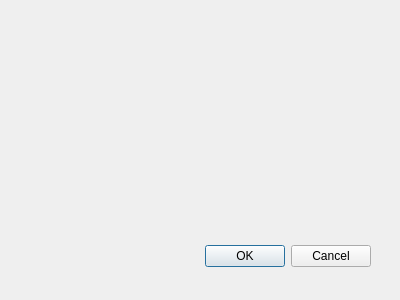
Before: the Qt Designer form 02-BaseLighting/04-material/material.ui in WeiMuYang/rendering-tool, drawn with Qt 5.
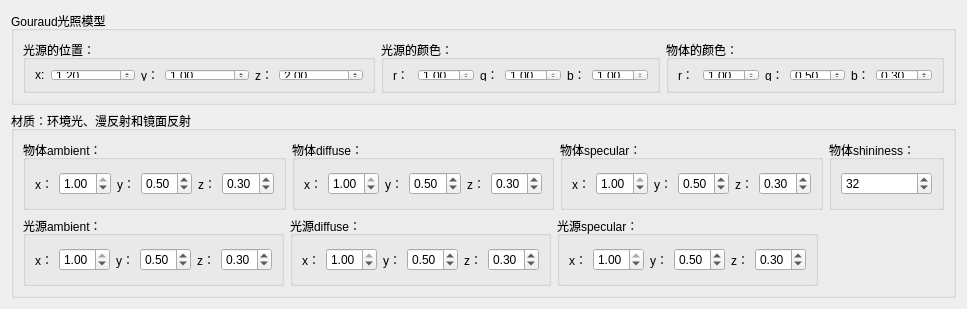
After: the same form once the commit is applied.

```diff
--- a/02-BaseLighting/04-material/material.ui
+++ b/02-BaseLighting/04-material/material.ui
@@ -8,29 +8,849 @@
    <rect>
     <x>0</x>
     <y>0</y>
-    <width>400</width>
-    <height>300</height>
+    <width>808</width>
+    <height>309</height>
    </rect>
   </property>
   <property name="windowTitle">
    <string>Dialog</string>
   </property>
-  <widget name="buttonBox" class="QDialogButtonBox">
-   <property name="geometry">
-    <rect>
-     <x>30</x>
-     <y>240</y>
-     <width>341</width>
-     <height>32</height>
-    </rect>
-   </property>
-   <property name="orientation">
-    <enum>Qt::Horizontal</enum>
-   </property>
-   <property name="standardButtons">
-    <set>QDialogButtonBox::Cancel|QDialogButtonBox::Ok</set>
-   </property>
-  </widget>
+  <layout class="QVBoxLayout" name="verticalLayout_4" stretch="1,2">
+   <item>
+    <widget class="QGroupBox" name="PhongLightBox">
+     <property name="minimumSize">
+      <size>
+       <width>0</width>
+       <height>50</height>
+      </size>
+     </property>
+     <property name="title">
+      <string>Gouraud光照模型</string>
+     </property>
+     <layout class="QVBoxLayout" name="verticalLayout">
+      <item>
+       <layout class="QVBoxLayout" name="verticalLayout_2">
+        <item>
+         <layout class="QHBoxLayout" name="horizontalLayout_3">
+          <item>
+           <widget class="QGroupBox" name="colorUniformBox_6">
+            <property name="minimumSize">
+             <size>
+              <width>0</width>
+              <height>50</height>
+             </size>
+            </property>
+            <property name="title">
+             <string>光源的位置：</string>
+            </property>
+            <layout class="QHBoxLayout" name="horizontalLayout_9" stretch="1,3,1,3,1,3">
+             <item>
+              <widget class="QLabel" name="label_21">
+               <property name="text">
+                <string>x:</string>
+               </property>
+              </widget>
+             </item>
+             <item>
+              <widget class="QDoubleSpinBox" name="Pos_X_SpinBox">
+               <property name="minimum">
+                <double>-10000.000000000000000</double>
+               </property>
+               <property name="maximum">
+                <double>1000000.000000000000000</double>
+               </property>
+               <property name="singleStep">
+                <double>0.100000000000000</double>
+               </property>
+               <property name="value">
+                <double>1.200000000000000</double>
+               </property>
+              </widget>
+             </item>
+             <item>
+              <widget class="QLabel" name="label_22">
+               <property name="text">
+                <string>y：</string>
+               </property>
+              </widget>
+             </item>
+             <item>
+              <widget class="QDoubleSpinBox" name="Pos_Y_SpinBox">
+               <property name="minimum">
+                <double>-10000.000000000000000</double>
+               </property>
+               <property name="maximum">
+                <double>1000000.000000000000000</double>
+               </property>
+               <property name="singleStep">
+                <double>0.100000000000000</double>
+               </property>
+               <property name="value">
+                <double>1.000000000000000</double>
+               </property>
+              </widget>
+             </item>
+             <item>
+              <widget class="QLabel" name="label_23">
+               <property name="text">
+                <string>z：</string>
+               </property>
+              </widget>
+             </item>
+             <item>
+              <widget class="QDoubleSpinBox" name="Pos_Z_SpinBox">
+               <property name="minimum">
+                <double>-10000.000000000000000</double>
+               </property>
+               <property name="maximum">
+                <double>1000000.000000000000000</double>
+               </property>
+               <property name="singleStep">
+                <double>0.100000000000000</double>
+               </property>
+               <property name="value">
+                <double>2.000000000000000</double>
+               </property>
+              </widget>
+             </item>
+            </layout>
+           </widget>
+          </item>
+          <item>
+           <widget class="QGroupBox" name="colorUniformBox_2">
+            <property name="minimumSize">
+             <size>
+              <width>0</width>
+              <height>50</height>
+             </size>
+            </property>
+            <property name="title">
+             <string>光源的颜色：</string>
+            </property>
+            <layout class="QHBoxLayout" name="horizontalLayout_5" stretch="1,3,1,3,1,3">
+             <item>
+              <widget class="QLabel" name="label_9">
+               <property name="text">
+                <string>r：</string>
+               </property>
+              </widget>
+             </item>
+             <item>
+              <widget class="QDoubleSpinBox" name="Light_X_SpinBox">
+               <property name="minimum">
+                <double>0.000000000000000</double>
+               </property>
+               <property name="maximum">
+                <double>1.000000000000000</double>
+               </property>
+               <property name="singleStep">
+                <double>0.100000000000000</double>
+               </property>
+               <property name="value">
+                <double>1.000000000000000</double>
+               </property>
+              </widget>
+             </item>
+             <item>
+              <widget class="QLabel" name="label_10">
+               <property name="text">
+                <string>g：</string>
+               </property>
+              </widget>
+             </item>
+             <item>
+              <widget class="QDoubleSpinBox" name="Light_Y_SpinBox">
+               <property name="minimum">
+                <double>0.000000000000000</double>
+               </property>
+               <property name="maximum">
+                <double>1.000000000000000</double>
+               </property>
+               <property name="singleStep">
+                <double>0.100000000000000</double>
+               </property>
+               <property name="value">
+                <double>1.000000000000000</double>
+               </property>
+              </widget>
+             </item>
+             <item>
+              <widget class="QLabel" name="label_11">
+               <property name="text">
+                <string>b：</string>
+               </property>
+              </widget>
+             </item>
+             <item>
+              <widget class="QDoubleSpinBox" name="Light_Z_SpinBox">
+               <property name="minimum">
+                <double>0.000000000000000</double>
+               </property>
+               <property name="maximum">
+                <double>1.000000000000000</double>
+               </property>
+               <property name="singleStep">
+                <double>0.100000000000000</double>
+               </property>
+               <property name="value">
+                <double>1.000000000000000</double>
+               </property>
+              </widget>
+             </item>
+            </layout>
+           </widget>
+          </item>
+          <item>
+           <widget class="QGroupBox" name="colorUniformBox_3">
+            <property name="minimumSize">
+             <size>
+              <width>0</width>
+              <height>50</height>
+             </size>
+            </property>
+            <property name="title">
+             <string>物体的颜色：</string>
+            </property>
+            <layout class="QHBoxLayout" name="horizontalLayout_6" stretch="1,3,1,3,1,3">
+             <item>
+              <widget class="QLabel" name="label_12">
+               <property name="text">
+                <string>r：</string>
+               </property>
+              </widget>
+             </item>
+             <item>
+              <widget class="QDoubleSpinBox" name="Obj_X_SpinBox">
+               <property name="minimum">
+                <double>0.000000000000000</double>
+               </property>
+               <property name="maximum">
+                <double>1.000000000000000</double>
+               </property>
+               <property name="singleStep">
+                <double>0.100000000000000</double>
+               </property>
+               <property name="value">
+                <double>1.000000000000000</double>
+               </property>
+              </widget>
+             </item>
+             <item>
+              <widget class="QLabel" name="label_13">
+               <property name="text">
+                <string>g：</string>
+               </property>
+              </widget>
+             </item>
+             <item>
+              <widget class="QDoubleSpinBox" name="Obj_Y_SpinBox">
+               <property name="minimum">
+                <double>0.000000000000000</double>
+               </property>
+               <property name="maximum">
+                <double>1.000000000000000</double>
+               </property>
+               <property name="singleStep">
+                <double>0.100000000000000</double>
+               </property>
+               <property name="value">
+                <double>0.500000000000000</double>
+               </property>
+              </widget>
+             </item>
+             <item>
+              <widget class="QLabel" name="label_14">
+               <property name="text">
+                <string>b：</string>
+               </property>
+              </widget>
+             </item>
+             <item>
+              <widget class="QDoubleSpinBox" name="Obj_Z_SpinBox">
+               <property name="minimum">
+                <double>0.000000000000000</double>
+               </property>
+               <property name="maximum">
+                <double>1.000000000000000</double>
+               </property>
+               <property name="singleStep">
+                <double>0.100000000000000</double>
+               </property>
+               <property name="value">
+                <double>0.300000000000000</double>
+               </property>
+              </widget>
+             </item>
+            </layout>
+           </widget>
+          </item>
+         </layout>
+        </item>
+       </layout>
+      </item>
+     </layout>
+    </widget>
+   </item>
+   <item>
+    <widget class="QGroupBox" name="colorUniformBox_5">
+     <property name="minimumSize">
+      <size>
+       <width>0</width>
+       <height>50</height>
+      </size>
+     </property>
+     <property name="title">
+      <string>材质：环境光、漫反射和镜面反射</string>
+     </property>
+     <layout class="QVBoxLayout" name="verticalLayout_3">
+      <item>
+       <layout class="QHBoxLayout" name="horizontalLayout" stretch="3,3,3,1">
+        <item>
+         <widget class="QGroupBox" name="colorUniformBox_4">
+          <property name="minimumSize">
+           <size>
+            <width>0</width>
+            <height>50</height>
+           </size>
+          </property>
+          <property name="title">
+           <string>物体ambient：</string>
+          </property>
+          <layout class="QHBoxLayout" name="horizontalLayout_7" stretch="1,3,1,3,1,3">
+           <item>
+            <widget class="QLabel" name="label_15">
+             <property name="text">
+              <string>x：</string>
+             </property>
+            </widget>
+           </item>
+           <item>
+            <widget class="QDoubleSpinBox" name="objAm_X_SpinBox">
+             <property name="minimum">
+              <double>0.000000000000000</double>
+             </property>
+             <property name="maximum">
+              <double>1.000000000000000</double>
+             </property>
+             <property name="singleStep">
+              <double>0.100000000000000</double>
+             </property>
+             <property name="value">
+              <double>1.000000000000000</double>
+             </property>
+            </widget>
+           </item>
+           <item>
+            <widget class="QLabel" name="label_16">
+             <property name="text">
+              <string>y：</string>
+             </property>
+            </widget>
+           </item>
+           <item>
+            <widget class="QDoubleSpinBox" name="objAm_Y_SpinBox">
+             <property name="minimum">
+              <double>0.000000000000000</double>
+             </property>
+             <property name="maximum">
+              <double>1.000000000000000</double>
+             </property>
+             <property name="singleStep">
+              <double>0.100000000000000</double>
+             </property>
+             <property name="value">
+              <double>0.500000000000000</double>
+             </property>
+            </widget>
+           </item>
+           <item>
+            <widget class="QLabel" name="label_17">
+             <property name="text">
+              <string>z：</string>
+             </property>
+            </widget>
+           </item>
+           <item>
+            <widget class="QDoubleSpinBox" name="objAm_Z_SpinBox">
+             <property name="minimum">
+              <double>0.000000000000000</double>
+             </property>
+             <property name="maximum">
+              <double>1.000000000000000</double>
+             </property>
+             <property name="singleStep">
+              <double>0.100000000000000</double>
+             </property>
+             <property name="value">
+              <double>0.300000000000000</double>
+             </property>
+            </widget>
+           </item>
+          </layout>
+         </widget>
+        </item>
+        <item>
+         <widget class="QGroupBox" name="colorUniformBox_10">
+          <property name="minimumSize">
+           <size>
+            <width>0</width>
+            <height>50</height>
+           </size>
+          </property>
+          <property name="title">
+           <string>物体diffuse：</string>
+          </property>
+          <layout class="QHBoxLayout" name="horizontalLayout_12" stretch="1,3,1,3,1,3">
+           <item>
+            <widget class="QLabel" name="label_31">
+             <property name="text">
+              <string>x：</string>
+             </property>
+            </widget>
+           </item>
+           <item>
+            <widget class="QDoubleSpinBox" name="objDi_X_SpinBox">
+             <property name="minimum">
+              <double>0.000000000000000</double>
+             </property>
+             <property name="maximum">
+              <double>1.000000000000000</double>
+             </property>
+             <property name="singleStep">
+              <double>0.100000000000000</double>
+             </property>
+             <property name="value">
+              <double>1.000000000000000</double>
+             </property>
+            </widget>
+           </item>
+           <item>
+            <widget class="QLabel" name="label_32">
+             <property name="text">
+              <string>y：</string>
+             </property>
+            </widget>
+           </item>
+           <item>
+            <widget class="QDoubleSpinBox" name="objDi_Y_SpinBox">
+             <property name="minimum">
+              <double>0.000000000000000</double>
+             </property>
+             <property name="maximum">
+              <double>1.000000000000000</double>
+             </property>
+             <property name="singleStep">
+              <double>0.100000000000000</double>
+             </property>
+             <property name="value">
+              <double>0.500000000000000</double>
+             </property>
+            </widget>
+           </item>
+           <item>
+            <widget class="QLabel" name="label_33">
+             <property name="text">
+              <string>z：</string>
+             </property>
+            </widget>
+           </item>
+           <item>
+            <widget class="QDoubleSpinBox" name="objDi_Z_SpinBox">
+             <property name="minimum">
+              <double>0.000000000000000</double>
+             </property>
+             <property name="maximum">
+              <double>1.000000000000000</double>
+             </property>
+             <property name="singleStep">
+              <double>0.100000000000000</double>
+             </property>
+             <property name="value">
+              <double>0.300000000000000</double>
+             </property>
+            </widget>
+           </item>
+          </layout>
+         </widget>
+        </item>
+        <item>
+         <widget class="QGroupBox" name="colorUniformBox_11">
+          <property name="minimumSize">
+           <size>
+            <width>0</width>
+            <height>50</height>
+           </size>
+          </property>
+          <property name="title">
+           <string>物体specular：</string>
+          </property>
+          <layout class="QHBoxLayout" name="horizontalLayout_14" stretch="1,3,1,3,1,3">
+           <item>
+            <widget class="QLabel" name="label_34">
+             <property name="text">
+              <string>x：</string>
+             </property>
+            </widget>
+           </item>
+           <item>
+            <widget class="QDoubleSpinBox" name="objSp_X_SpinBox">
+             <property name="minimum">
+              <double>0.000000000000000</double>
+             </property>
+             <property name="maximum">
+              <double>1.000000000000000</double>
+             </property>
+             <property name="singleStep">
+              <double>0.100000000000000</double>
+             </property>
+             <property name="value">
+              <double>1.000000000000000</double>
+             </property>
+            </widget>
+           </item>
+           <item>
+            <widget class="QLabel" name="label_35">
+             <property name="text">
+              <string>y：</string>
+             </property>
+            </widget>
+           </item>
+           <item>
+            <widget class="QDoubleSpinBox" name="objSp_Y_SpinBox">
+             <property name="minimum">
+              <double>0.000000000000000</double>
+             </property>
+             <property name="maximum">
+              <double>1.000000000000000</double>
+             </property>
+             <property name="singleStep">
+              <double>0.100000000000000</double>
+             </property>
+             <property name="value">
+              <double>0.500000000000000</double>
+             </property>
+            </widget>
+           </item>
+           <item>
+            <widget class="QLabel" name="label_36">
+             <property name="text">
+              <string>z：</string>
+             </property>
+            </widget>
+           </item>
+           <item>
+            <widget class="QDoubleSpinBox" name="objSp_Z_SpinBox">
+             <property name="minimum">
+              <double>0.000000000000000</double>
+             </property>
+             <property name="maximum">
+              <double>1.000000000000000</double>
+             </property>
+             <property name="singleStep">
+              <double>0.100000000000000</double>
+             </property>
+             <property name="value">
+              <double>0.300000000000000</double>
+             </property>
+            </widget>
+           </item>
+          </layout>
+         </widget>
+        </item>
+        <item>
+         <widget class="QGroupBox" name="colorUniformBox_12">
+          <property name="minimumSize">
+           <size>
+            <width>0</width>
+            <height>50</height>
+           </size>
+          </property>
+          <property name="title">
+           <string>物体shininess：</string>
+          </property>
+          <layout class="QHBoxLayout" name="horizontalLayout_15" stretch="0">
+           <item>
+            <widget class="QSpinBox" name="objShiny_spinBox">
+             <property name="maximum">
+              <number>1000000</number>
+             </property>
+             <property name="value">
+              <number>32</number>
+             </property>
+            </widget>
+           </item>
+          </layout>
+         </widget>
+        </item>
+       </layout>
+      </item>
+      <item>
+       <layout class="QHBoxLayout" name="horizontalLayout_2" stretch="3,3,3,1">
+        <item>
+         <widget class="QGroupBox" name="colorUniformBox_8">
+          <property name="minimumSize">
+           <size>
+            <width>0</width>
+            <height>50</height>
+           </size>
+          </property>
+          <property name="title">
+           <string>光源ambient：</string>
+          </property>
+          <layout class="QHBoxLayout" name="horizontalLayout_10" stretch="1,3,1,3,1,3">
+           <item>
+            <widget class="QLabel" name="label_18">
+             <property name="text">
+              <string>x：</string>
+             </property>
+            </widget>
+           </item>
+           <item>
+            <widget class="QDoubleSpinBox" name="ligAm_X_SpinBox">
+             <property name="minimum">
+              <double>0.000000000000000</double>
+             </property>
+             <property name="maximum">
+              <double>1.000000000000000</double>
+             </property>
+             <property name="singleStep">
+              <double>0.100000000000000</double>
+             </property>
+             <property name="value">
+              <double>1.000000000000000</double>
+             </property>
+            </widget>
+           </item>
+           <item>
+            <widget class="QLabel" name="label_19">
+             <property name="text">
+              <string>y：</string>
+             </property>
+            </widget>
+           </item>
+           <item>
+            <widget class="QDoubleSpinBox" name="ligAm_Y_SpinBox">
+             <property name="minimum">
+              <double>0.000000000000000</double>
+             </property>
+             <property name="maximum">
+              <double>1.000000000000000</double>
+             </property>
+             <property name="singleStep">
+              <double>0.100000000000000</double>
+             </property>
+             <property name="value">
+              <double>0.500000000000000</double>
+             </property>
+            </widget>
+           </item>
+           <item>
+            <widget class="QLabel" name="label_20">
+             <property name="text">
+              <string>z：</string>
+             </property>
+            </widget>
+           </item>
+           <item>
+            <widget class="QDoubleSpinBox" name="ligAm_Z_SpinBox">
+             <property name="minimum">
+              <double>0.000000000000000</double>
+             </property>
+             <property name="maximum">
+              <double>1.000000000000000</double>
+             </property>
+             <property name="singleStep">
+              <double>0.100000000000000</double>
+             </property>
+             <property name="value">
+              <double>0.300000000000000</double>
+             </property>
+            </widget>
+           </item>
+          </layout>
+         </widget>
+        </item>
+        <item>
+         <widget class="QGroupBox" name="colorUniformBox_13">
+          <property name="minimumSize">
+           <size>
+            <width>0</width>
+            <height>50</height>
+           </size>
+          </property>
+          <property name="title">
+           <string>光源diffuse：</string>
+          </property>
+          <layout class="QHBoxLayout" name="horizontalLayout_16" stretch="1,3,1,3,1,3">
+           <item>
+            <widget class="QLabel" name="label_37">
+             <property name="text">
+              <string>x：</string>
+             </property>
+            </widget>
+           </item>
+           <item>
+            <widget class="QDoubleSpinBox" name="ligDi_X_SpinBox">
+             <property name="minimum">
+              <double>0.000000000000000</double>
+             </property>
+             <property name="maximum">
+              <double>1.000000000000000</double>
+             </property>
+             <property name="singleStep">
+              <double>0.100000000000000</double>
+             </property>
+             <property name="value">
+              <double>1.000000000000000</double>
+             </property>
+            </widget>
+           </item>
+           <item>
+            <widget class="QLabel" name="label_38">
+             <property name="text">
+              <string>y：</string>
+             </property>
+            </widget>
+           </item>
+           <item>
+            <widget class="QDoubleSpinBox" name="ligDi_Y_SpinBox">
+             <property name="minimum">
+              <double>0.000000000000000</double>
+             </property>
+             <property name="maximum">
+              <double>1.000000000000000</double>
+             </property>
+             <property name="singleStep">
+              <double>0.100000000000000</double>
+             </property>
+             <property name="value">
+              <double>0.500000000000000</double>
+             </property>
+            </widget>
+           </item>
+           <item>
+            <widget class="QLabel" name="label_39">
+             <property name="text">
+              <string>z：</string>
+             </property>
+            </widget>
+           </item>
+           <item>
+            <widget class="QDoubleSpinBox" name="ligDi_Z_SpinBox">
+             <property name="minimum">
+              <double>0.000000000000000</double>
+             </property>
+             <property name="maximum">
+              <double>1.000000000000000</double>
+             </property>
+             <property name="singleStep">
+              <double>0.100000000000000</double>
+             </property>
+             <property name="value">
+              <double>0.300000000000000</double>
+             </property>
+            </widget>
+           </item>
+          </layout>
+         </widget>
+        </item>
+        <item>
+         <widget class="QGroupBox" name="colorUniformBox_14">
+          <property name="minimumSize">
+           <size>
+            <width>0</width>
+            <height>50</height>
+           </size>
+          </property>
+          <property name="title">
+           <string>光源specular：</string>
+          </property>
+          <layout class="QHBoxLayout" name="horizontalLayout_17" stretch="1,3,1,3,1,3">
+           <item>
+            <widget class="QLabel" name="label_40">
+             <property name="text">
+              <string>x：</string>
+             </property>
+            </widget>
+           </item>
+           <item>
+            <widget class="QDoubleSpinBox" name="ligSp_X_SpinBox">
+             <property name="minimum">
+              <double>0.000000000000000</double>
+             </property>
+             <property name="maximum">
+              <double>1.000000000000000</double>
+             </property>
+             <property name="singleStep">
+              <double>0.100000000000000</double>
+             </property>
+             <property name="value">
+              <double>1.000000000000000</double>
+             </property>
+            </widget>
+           </item>
+           <item>
+            <widget class="QLabel" name="label_41">
+             <property name="text">
+              <string>y：</string>
+             </property>
+            </widget>
+           </item>
+           <item>
+            <widget class="QDoubleSpinBox" name="ligSp_Y_SpinBox">
+             <property name="minimum">
+              <double>0.000000000000000</double>
+             </property>
+             <property name="maximum">
+              <double>1.000000000000000</double>
+             </property>
+             <property name="singleStep">
+              <double>0.100000000000000</double>
+             </property>
+             <property name="value">
+              <double>0.500000000000000</double>
+             </property>
+            </widget>
+           </item>
+           <item>
+            <widget class="QLabel" name="label_42">
+             <property name="text">
+              <string>z：</string>
+             </property>
+            </widget>
+           </item>
+           <item>
+            <widget class="QDoubleSpinBox" name="ligSp_Z_SpinBox">
+             <property name="minimum">
+              <double>0.000000000000000</double>
+             </property>
+             <property name="maximum">
+              <double>1.000000000000000</double>
+             </property>
+             <property name="singleStep">
+              <double>0.100000000000000</double>
+             </property>
+             <property name="value">
+              <double>0.300000000000000</double>
+             </property>
+            </widget>
+           </item>
+          </layout>
+         </widget>
+        </item>
+        <item>
+         <widget class="QLabel" name="label_43">
+          <property name="text">
+           <string>                                    </string>
+          </property>
+         </widget>
+        </item>
+       </layout>
+      </item>
+     </layout>
+    </widget>
+   </item>
+  </layout>
  </widget>
  <pixmapfunction/>
  <resources/>
```
Left out of the diff: 42 changed lines with no effect on the pictures.
